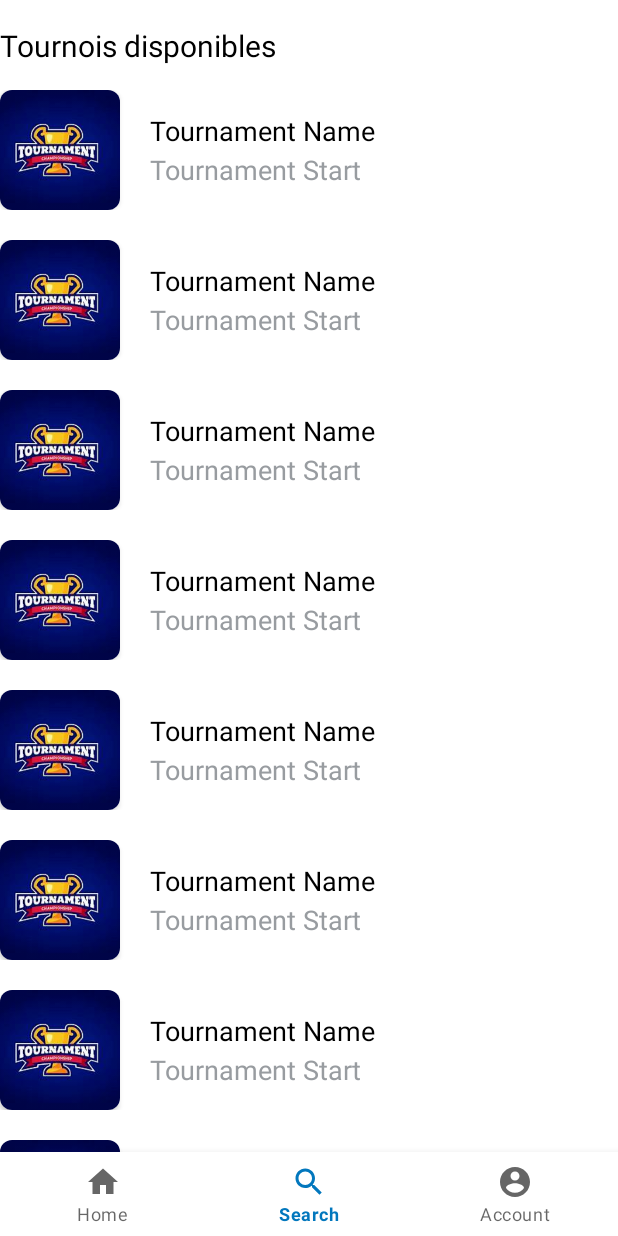
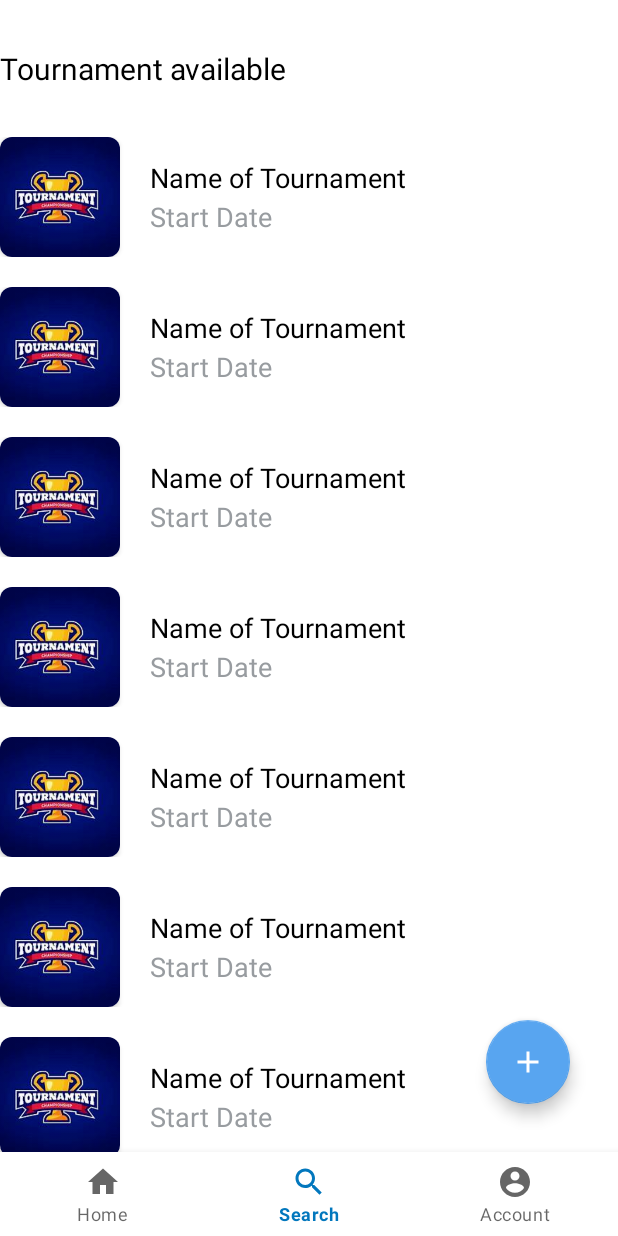
Before and after one commit to Al3xell/LeaderBoard_Android, an Android app: the screen it shows after launch once a user with an empty profile is signed in (MainActivity), item 2 of the bottom bar chosen, on a phone screen of 412 x 824 dp. Run offline under Robolectric (Android 15) with nearby library versions, the phone set to English and light mode, and no system bars; our stand-ins replace Firebase (no records; nobody signed in at launch, a user with empty details on screens opened directly), navigation-ui; 2 statements that could not run were skipped.

Commit message:
Add button and implementation in database done

```diff
--- a/app/build.gradle
+++ b/app/build.gradle
@@ -58,7 +58,7 @@ dependencies {
     implementation 'com.mikhaellopez:circularimageview:4.3.0'
 
     implementation 'androidx.cardview:cardview:1.0.0'
-    implementation "androidx.recyclerview:recyclerview:1.1.0"
+    implementation "androidx.recyclerview:recyclerview:1.2.1"
 
 
 
--- a/app/src/main/AndroidManifest.xml
+++ b/app/src/main/AndroidManifest.xml
@@ -34,7 +34,7 @@
             </intent-filter>
         </activity>
         <activity
-            android:name=".CreateTournament"
+            android:name=".CreateTournamentActivity"
             android:exported="false" />
         <activity
             android:name=".SplashScreenActivity"
--- a/app/src/main/java/com/example/projet/ConnexionActivity.java
+++ b/app/src/main/java/com/example/projet/ConnexionActivity.java
@@ -59,7 +59,6 @@ public class ConnexionActivity extends AppCompatActivity {
         btn_email.setOnClickListener(v -> {
             Log.d(TAG, "onClick : begin Google SignIn");
             startActivity(new Intent(ConnexionActivity.this, LoginActivity.class));
-            finish();
         });
     }
 
--- a/app/src/main/java/com/example/projet/LoginActivity.java
+++ b/app/src/main/java/com/example/projet/LoginActivity.java
@@ -59,7 +59,6 @@ public class LoginActivity extends AppCompatActivity {
             intent.putExtra("Email", email);
             intent.putExtra("Password", password);
             startActivity(intent);
-            finish();
         });
     }
 
--- a/app/src/main/java/com/example/projet/SearchFragment.java
+++ b/app/src/main/java/com/example/projet/SearchFragment.java
@@ -1,19 +1,18 @@
 package com.example.projet;
 
-import android.graphics.drawable.Drawable;
+import android.content.Intent;
 import android.os.Bundle;
+import android.view.LayoutInflater;
+import android.view.View;
+import android.view.ViewGroup;
 
 import androidx.fragment.app.Fragment;
 import androidx.recyclerview.widget.LinearLayoutManager;
 import androidx.recyclerview.widget.RecyclerView;
 
-import android.view.LayoutInflater;
-import android.view.View;
-import android.view.ViewGroup;
-import android.widget.ImageView;
-
 import com.example.projet.adapter.TournamentItemDecoration;
 import com.example.projet.adapter.TournamentSearch;
+import com.google.android.material.floatingactionbutton.FloatingActionButton;
 import com.google.firebase.database.DatabaseReference;
 import com.google.firebase.database.FirebaseDatabase;
 
@@ -41,6 +40,10 @@ public class SearchFragment extends Fragment {
 
         View view = inflater.inflate(R.layout.fragment_search, container, false);
 
+        FloatingActionButton addButton = view.findViewById(R.id.addButton);
+
+        addButton.setOnClickListener(view1 -> startActivity(new Intent(requireContext(), CreateTournamentActivity.class)));
+
         RecyclerView verticalRecyclerView = view.findViewById(R.id.verticalRecyclerView);
         verticalRecyclerView.setLayoutManager(new LinearLayoutManager(getContext()));
         TournamentSearch tournamentSearch = new TournamentSearch(s1, s2);
--- /dev/null
+++ b/app/src/main/res/drawable/add.xml
@@ -0,0 +1,10 @@
+<vector xmlns:android="http://schemas.android.com/apk/res/android"
+    android:width="24dp"
+    android:height="24dp"
+    android:viewportWidth="24"
+    android:viewportHeight="24"
+    android:tint="?attr/colorControlNormal">
+  <path
+      android:fillColor="@android:color/white"
+      android:pathData="M19,13h-6v6h-2v-6H5v-2h6V5h2v6h6v2z"/>
+</vector>
--- a/app/src/main/res/layout/fragment_search.xml
+++ b/app/src/main/res/layout/fragment_search.xml
@@ -8,12 +8,14 @@
     tools:context=".SearchFragment">
 
     <TextView
+        android:id="@+id/titleSearch"
         android:layout_width="match_parent"
         android:layout_height="wrap_content"
-        android:text="Tournois disponibles"
-        android:textSize="20dp"
+        android:layout_marginTop="32dp"
+        android:text="@string/tournament_available"
         android:textColor="@color/secondaryTextColor"
-        app:layout_constraintBottom_toTopOf="@+id/verticalRecyclerView"
+        android:textSize="20sp"
+        app:layout_constraintEnd_toEndOf="parent"
         app:layout_constraintStart_toStartOf="parent"
         app:layout_constraintTop_toTopOf="parent">
 
@@ -21,12 +23,31 @@
 
 
     <androidx.recyclerview.widget.RecyclerView
-        android:layout_marginTop="60dp"
         android:id="@+id/verticalRecyclerView"
-        android:layout_width="match_parent"
-        android:layout_height="match_parent"
+        android:layout_width="0dp"
+        android:layout_height="0dp"
+        android:layout_marginTop="32dp"
         android:orientation="vertical"
-        app:layoutManager="androidx.recyclerview.widget.LinearLayoutManager"/>
+        app:layoutManager="androidx.recyclerview.widget.LinearLayoutManager"
+        app:layout_constraintBottom_toBottomOf="parent"
+        app:layout_constraintEnd_toEndOf="parent"
+        app:layout_constraintStart_toStartOf="parent"
+        app:layout_constraintTop_toBottomOf="@+id/titleSearch" />
+
+    <com.google.android.material.floatingactionbutton.FloatingActionButton
+        android:id="@+id/addButton"
+        android:layout_width="wrap_content"
+        android:layout_height="wrap_content"
+        android:layout_marginEnd="32dp"
+        android:layout_marginBottom="32dp"
+        android:clickable="true"
+        android:contentDescription="@string/add"
+        app:backgroundTint="@color/primaryLightColor"
+        app:layout_constraintBottom_toBottomOf="parent"
+        app:layout_constraintEnd_toEndOf="parent"
+        app:srcCompat="@drawable/add"
+        app:tint="@color/primaryTextColor"
+        tools:ignore="ImageContrastCheck" />
 
 
 </androidx.constraintlayout.widget.ConstraintLayout>
--- a/app/src/main/res/layout/vertical_search.xml
+++ b/app/src/main/res/layout/vertical_search.xml
@@ -20,7 +20,7 @@
             android:layout_width="match_parent"
             android:scaleType="centerCrop"
             android:src="@drawable/tournament"
-            />
+            android:contentDescription="@string/tournament_name" />
     </androidx.cardview.widget.CardView>
 
 
@@ -38,10 +38,10 @@
         android:id="@+id/tournamentNameSearch"
         android:layout_width="wrap_content"
         android:layout_height="wrap_content"
-        android:text="@string/tounamentName"
-        android:textSize="18dp"
+        android:layout_marginStart="20dp"
+        android:text="@string/tournament_name"
         android:textColor="@color/secondaryTextColor"
-        android:layout_marginLeft="20dp"
+        android:textSize="18sp"
         app:layout_constraintBottom_toTopOf="@+id/separationBarSearch"
         app:layout_constraintStart_toEndOf="@+id/cardViewSearch" />
 
@@ -49,12 +49,13 @@
         android:id="@+id/tournamentStartSearch"
         android:layout_width="wrap_content"
         android:layout_height="wrap_content"
-        android:text="@string/tounamentDate"
-        android:textSize="18dp"
+        android:layout_marginStart="20dp"
+        android:text="@string/start_date"
         android:textColor="@color/grey"
-        android:layout_marginLeft="20dp"
+        android:textSize="18sp"
+        app:layout_constraintStart_toEndOf="@+id/cardViewSearch"
         app:layout_constraintTop_toBottomOf="@+id/separationBarSearch"
-        app:layout_constraintStart_toEndOf="@+id/cardViewSearch" />
+        tools:ignore="TextContrastCheck" />
 
 
 </androidx.constraintlayout.widget.ConstraintLayout>
--- a/app/src/main/res/values/dimens.xml
+++ b/app/src/main/res/values/dimens.xml
@@ -2,4 +2,5 @@
 <resources>
     <dimen name="topLogo">100dp</dimen>
     <dimen name="recyclerViewEmphasis">20</dimen>
+    <dimen name="medium_tab">50dp</dimen>
 </resources>
--- a/app/src/main/res/values/strings.xml
+++ b/app/src/main/res/values/strings.xml
@@ -35,8 +35,16 @@
     <string name="explanation">Please provide permission to be allowed to change your avatar</string>
     <string name="cancel">Cancel</string>
     <string name="proceed">Proceed</string>
-    <string name="tounamentName">Tournament Name</string>
-    <string name="tounamentDate">Tournament Start</string>
+    <string name="tournament_available">Tournament available</string>
+    <string name="add">add</string>
+    <string name="update_info">Info Updated</string>
+    <string name="create_tournament">Create Tournament</string>
+    <string name="tournament_name">Name of Tournament</string>
+    <string name="create">Create</string>
+    <string name="start_date">Start Date</string>
+    <string name="end_date">End date</string>
+    <string name="number_teams">Number of Teams</string>
+    <string name="number_player">Number of Player per Team</string>
 
 
 </resources>
```
Also changed, not shown: app/src/main/java/com/example/projet/AccountFragment.java (+5 -25 lines), app/src/main/java/com/example/projet/CreateTournament.java (deleted, +0 -24 lines), app/src/main/java/com/example/projet/CreateTournamentActivity.java (added, +171 -0 lines), app/src/main/res/layout/activity_create_tournament.xml (+99 -35 lines), 1 other file.
